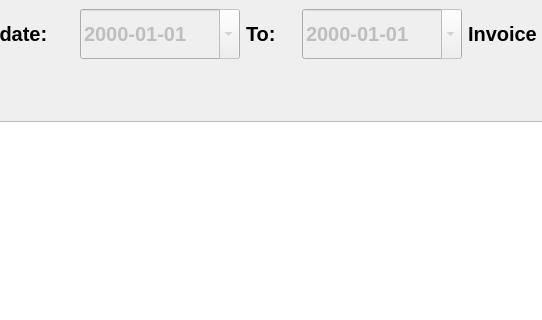
Before: the Qt Designer form forms_ui/invoices_widget.ui in kennethinfante/thanos_app, drawn with Qt 5; both pictures show x 212 to 754 and y 0 to 320 of the 1321 by 893 pixel window.
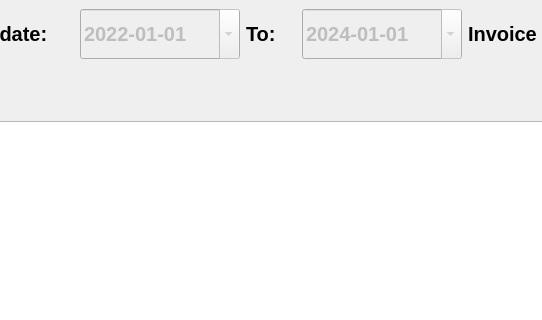
After: the same form once the commit is applied.

The edit to the form file:
```diff
--- a/forms_ui/invoices_widget.ui
+++ b/forms_ui/invoices_widget.ui
@@ -99,6 +99,13 @@
         <property name="calendarPopup">
          <bool>true</bool>
         </property>
+        <property name="date">
+         <date>
+          <year>2022</year>
+          <month>1</month>
+          <day>1</day>
+         </date>
+        </property>
        </widget>
       </item>
       <item>
@@ -157,6 +164,13 @@
         <property name="calendarPopup">
          <bool>true</bool>
         </property>
+        <property name="date">
+         <date>
+          <year>2024</year>
+          <month>1</month>
+          <day>1</day>
+         </date>
+        </property>
        </widget>
       </item>
       <item>
```
